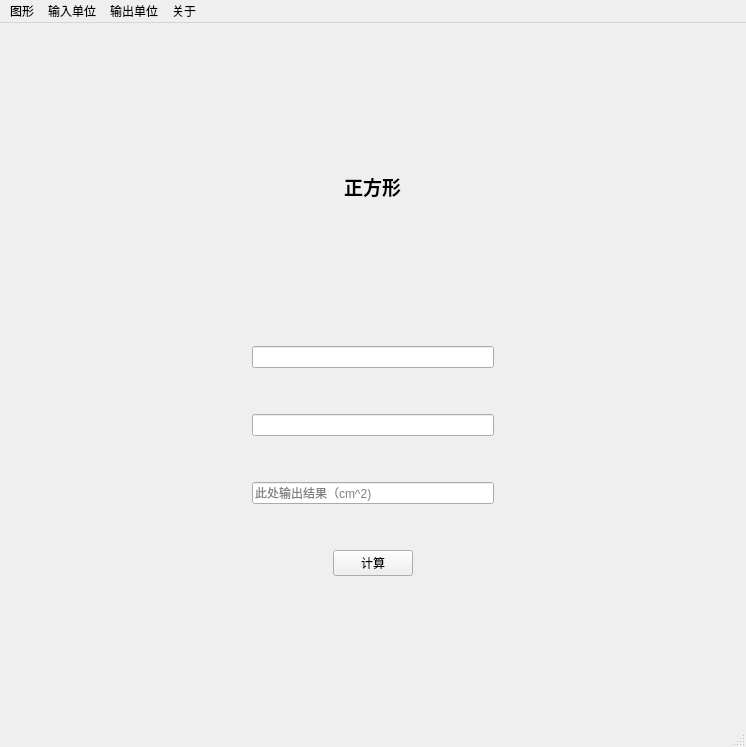
Ethereal0621/AreaCalculator, file AreaCalculatorPro/calculator.ui: the form before one commit.
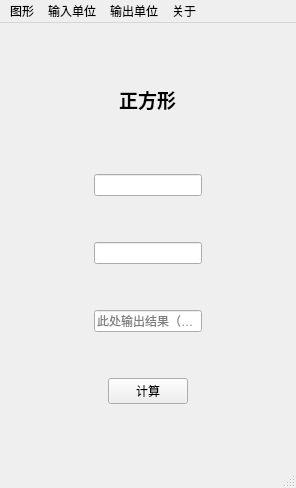
The form after the commit. Icons and pictures are not drawn.

The edit to the form file:
```diff
--- a/AreaCalculatorPro/calculator.ui
+++ b/AreaCalculatorPro/calculator.ui
@@ -6,8 +6,8 @@
    <rect>
     <x>0</x>
     <y>0</y>
-    <width>746</width>
-    <height>747</height>
+    <width>296</width>
+    <height>488</height>
    </rect>
   </property>
   <property name="sizePolicy">
@@ -272,8 +272,8 @@
     <rect>
      <x>0</x>
      <y>0</y>
-     <width>746</width>
-     <height>26</height>
+     <width>296</width>
+     <height>22</height>
     </rect>
    </property>
    <widget class="QMenu" name="graphics">
```
Left out of the diff: 21 changed lines with no effect on the pictures.
